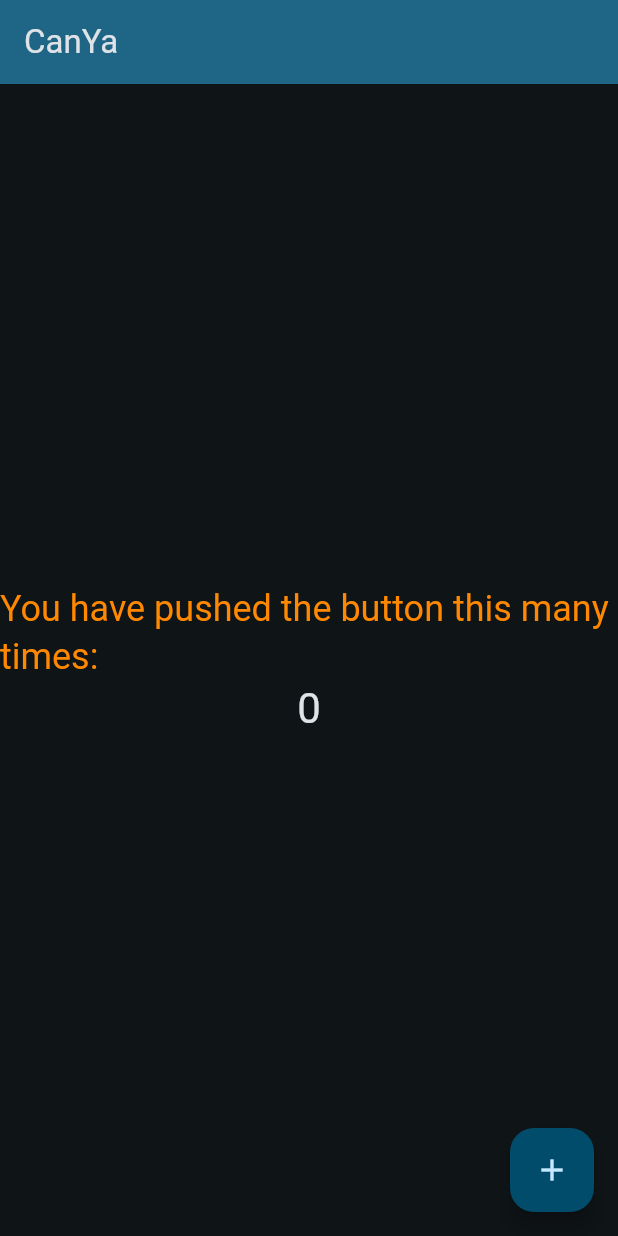
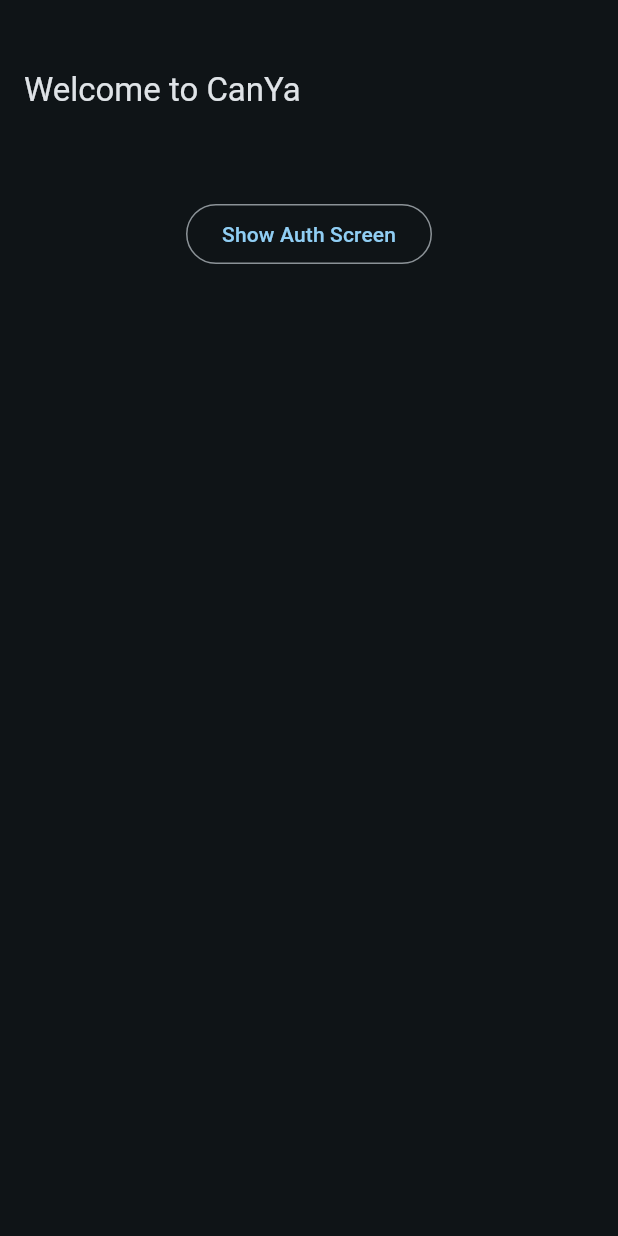
Before and after one commit to mcdona22/canya-mobile, a Flutter app: the screen it shows after launch, on a phone screen of 412 x 824 dp. Run offline on Flutter 3.47's test engine with Material 3 defaults, Android fonts, the phone set to English and light mode, and no system bars; our stand-ins replace go_router, hooks_riverpod, loggy; missing offline and left inert: flutter_loggy.

Commit message:
added a login screen ready to style up and the navigation but nothing else

```diff
--- a/lib/common/routing/router.dart
+++ b/lib/common/routing/router.dart
@@ -1,20 +1,31 @@
-import 'package:canya/main.dart';
+import 'package:canya/features/auth/presentation/sign_in_screen.dart';
+import 'package:canya/features/landing/landing_screen.dart';
 import 'package:flutter/material.dart';
 import 'package:go_router/go_router.dart';
 
-enum AppRoute {
-  signIn,
-  home
-}
+enum AppRoute { signIn, home }
 
-final routerConfig  = GoRouter(
+final routerConfig = GoRouter(
   initialLocation: '/',
   routes: [
     GoRoute(
-      path: '/', name: AppRoute.home.name,
-      pageBuilder: (_, state) =>
-          MaterialPage(child: MyHomePage(title: "CanYa"), key: state.pageKey,
-              fullscreenDialog: true)
-    )
-  ]
+      path: '/',
+      name: AppRoute.home.name,
+      pageBuilder: (_, state) => MaterialPage(
+        child: LandingScreen(),
+        key: state.pageKey,
+        fullscreenDialog: true,
+      ),
+    ),
+
+    GoRoute(
+      path: '/signIn',
+      name: AppRoute.signIn.name,
+      pageBuilder: (_, state) => MaterialPage(
+        key: state.pageKey,
+        fullscreenDialog: true,
+        child: SignInScreen(),
+      ),
+    ),
+  ],
 );
--- /dev/null
+++ b/lib/features/landing/landing_screen.dart
@@ -0,0 +1,37 @@
+import 'package:canya/common/routing/router.dart';
+import 'package:canya/util.dart';
+import 'package:flutter/material.dart';
+import 'package:go_router/go_router.dart';
+import 'package:hooks_riverpod/hooks_riverpod.dart';
+import 'package:loggy/loggy.dart';
+
+class LandingScreen extends HookConsumerWidget
+    with UiLoggy {
+  const LandingScreen({super.key});
+
+  @override
+  Widget build(BuildContext context, WidgetRef ref) {
+    return Scaffold(
+      appBar: createAppBar(context, 'Welcome to CanYa'),
+      body: SingleChildScrollView(
+        child: Container(
+          padding: EdgeInsets.all(12.0),
+          width: double.infinity,
+          child: Column(
+            mainAxisAlignment:
+                MainAxisAlignment.spaceAround,
+            crossAxisAlignment: CrossAxisAlignment.center,
+            spacing: 40.0,
+            children: [
+              OutlinedButton(
+                onPressed: () =>
+                    context.goNamed(AppRoute.signIn.name),
+                child: Text('Show Auth Screen'),
+              ),
+            ],
+          ),
+        ),
+      ),
+    );
+  }
+}
--- /dev/null
+++ b/lib/util.dart
@@ -0,0 +1,16 @@
+import 'package:flutter/material.dart';
+
+PreferredSizeWidget createAppBar(
+  BuildContext context,
+  String title,
+) {
+  return AppBar(
+    title: Text(title),
+    toolbarHeight: 120.0,
+    // elevation: 1.0,
+    // primary: true,
+    // backgroundColor: Theme.of(
+    //   context,
+    // ).colorScheme.inversePrimary,
+  );
+}
```
Also changed, not shown: lib/features/auth/presentation/sign_in_screen.dart (added, +26 -0 lines), lib/main.dart (+25 -7 lines).
